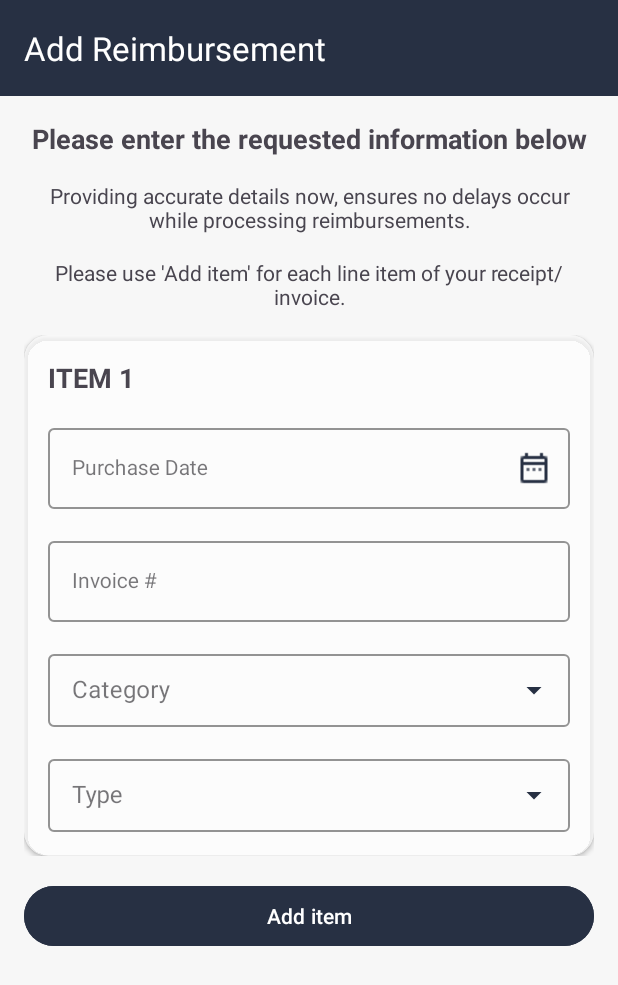
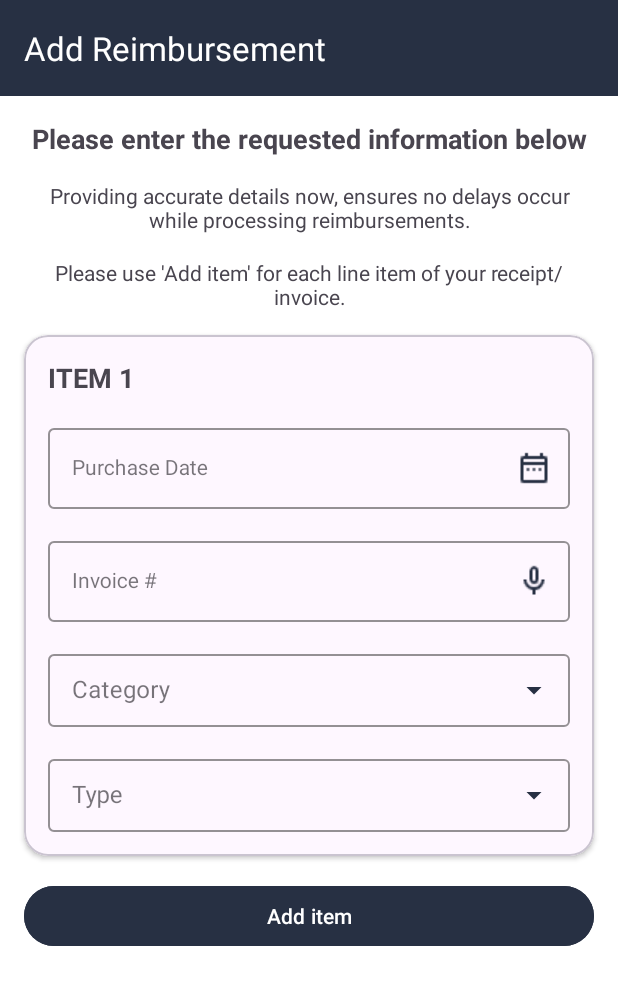
Before and after one commit to sanjamilunovic/master, an Android app: the fragment StepThreeFragment placed in its activity, on a phone screen of 412 x 824 dp. Shown: the top 985 px of the screen. Run offline under Robolectric (Android 15) with nearby library versions, the phone set to English and light mode, and no system bars; our stand-ins replace ButterKnife; libraries missing offline, so code that uses them is left out: com.stepstone.stepper; plain views replace StepperLayout; 2 statements that could not run were skipped.

Commit message:
Add speech to text feature

```diff
--- a/app/src/main/AndroidManifest.xml
+++ b/app/src/main/AndroidManifest.xml
@@ -4,6 +4,7 @@
     package="com.example.ema">
 
     <uses-permission android:name="android.permission.USE_BIOMETRIC" />
+    <uses-permission android:name="android.permission.RECORD_AUDIO" />
     <uses-feature android:name="android.hardware.camera" />
     <uses-permission android:name="android.permission.CAMERA"
         android:required="true"
--- a/app/src/main/java/com/example/ema/fragments/StepThreeFragment.java
+++ b/app/src/main/java/com/example/ema/fragments/StepThreeFragment.java
@@ -1,6 +1,13 @@
 package com.example.ema.fragments;
 
+import android.Manifest;
+import android.content.Intent;
+import android.content.pm.PackageManager;
+import android.os.Build;
 import android.os.Bundle;
+import android.speech.RecognitionListener;
+import android.speech.RecognizerIntent;
+import android.speech.SpeechRecognizer;
 import android.view.LayoutInflater;
 import android.view.View;
 import android.view.ViewGroup;
@@ -8,6 +15,8 @@ import android.widget.ArrayAdapter;
 
 import androidx.annotation.NonNull;
 import androidx.annotation.Nullable;
+import androidx.core.app.ActivityCompat;
+import androidx.core.content.ContextCompat;
 import androidx.fragment.app.Fragment;
 import com.example.ema.R;
 import com.google.android.material.datepicker.MaterialDatePicker;
@@ -17,14 +26,23 @@ import com.google.android.material.textfield.TextInputLayout;
 import com.stepstone.stepper.Step;
 import com.stepstone.stepper.VerificationError;
 
+import java.util.ArrayList;
+import java.util.Locale;
+
 import butterknife.BindView;
 import butterknife.ButterKnife;
 
 public class StepThreeFragment extends Fragment implements Step, View.OnClickListener{
+    public static final Integer RecordAudioRequestCode = 1;
+    private SpeechRecognizer speechRecognizer;
     @BindView(R.id.tilPurchaseDate)
     TextInputLayout tilPurchaseDate;
+    @BindView(R.id.tilInvoice)
+    TextInputLayout tilInvoice;
     @BindView(R.id.etPurchaseDate)
     TextInputEditText etPurchaseDate;
+    @BindView(R.id.etInvoice)
+    TextInputEditText etInvoice;
     @BindView(R.id.spinnerCategory)
     MaterialAutoCompleteTextView spinnerCategory;
 
@@ -33,10 +51,81 @@ public class StepThreeFragment extends Fragment implements Step, View.OnClickLis
         View v = inflater.inflate(R.layout.fragment_step_three, container, false);
         ButterKnife.bind(this,v);
 
+        if(ContextCompat.checkSelfPermission(getContext(), Manifest.permission.RECORD_AUDIO) != PackageManager.PERMISSION_GRANTED){
+            checkPermission();
+        }
+
+        speechRecognizer =  SpeechRecognizer.createSpeechRecognizer(getContext());
+
+        final Intent speechRecognizerIntent = new Intent(RecognizerIntent.ACTION_RECOGNIZE_SPEECH);
+        speechRecognizerIntent.putExtra(RecognizerIntent.EXTRA_LANGUAGE_MODEL,RecognizerIntent.LANGUAGE_MODEL_FREE_FORM);
+        speechRecognizerIntent.putExtra(RecognizerIntent.EXTRA_LANGUAGE, Locale.getDefault());
+
+        speechRecognizer.setRecognitionListener(new RecognitionListener() {
+            @Override
+            public void onReadyForSpeech(Bundle bundle) {
+
+            }
+
+            @Override
+            public void onBeginningOfSpeech() {
+                etInvoice.setText("");
+                etInvoice.setHint("Listening...");
+            }
+
+            @Override
+            public void onRmsChanged(float v) {
+
+            }
+
+            @Override
+            public void onBufferReceived(byte[] bytes) {
+
+            }
+
+            @Override
+            public void onEndOfSpeech() {
+
+            }
+
+            @Override
+            public void onError(int i) {
+
+            }
+
+            @Override
+            public void onResults(Bundle bundle) {
+                ArrayList<String> data = bundle.getStringArrayList(SpeechRecognizer.RESULTS_RECOGNITION);
+                etInvoice.setText(data.get(0));
+            }
+
+            @Override
+            public void onPartialResults(Bundle bundle) {
+
+            }
+
+            @Override
+            public void onEvent(int i, Bundle bundle) {
+
+            }
+        });
+
+        tilInvoice.setEndIconOnClickListener(new View.OnClickListener() {
+            @Override
+            public void onClick(View v) {
+                speechRecognizer.startListening(speechRecognizerIntent);
+            }
+        });
+
+
+
+
         ArrayAdapter<CharSequence> adapter = ArrayAdapter.createFromResource(getContext(), R.array.categories, android.R.layout.simple_spinner_dropdown_item);
         adapter.setDropDownViewResource(R.layout.drop_down_item);
 
         spinnerCategory.setAdapter(adapter);
+
+
 
         tilPurchaseDate.setEndIconOnClickListener(new View.OnClickListener() {
             @Override
@@ -47,6 +136,12 @@ public class StepThreeFragment extends Fragment implements Step, View.OnClickLis
 
 
         return v;
+    }
+
+    private void checkPermission() {
+        if (Build.VERSION.SDK_INT >= Build.VERSION_CODES.M) {
+            ActivityCompat.requestPermissions(getActivity(),new String[]{Manifest.permission.RECORD_AUDIO},RecordAudioRequestCode);
+        }
     }
 
     private void showDatePicker() {
--- a/app/src/main/res/layout/fragment_step_three.xml
+++ b/app/src/main/res/layout/fragment_step_three.xml
@@ -41,15 +41,16 @@
         android:text="Please use 'Add item' for each line item of your receipt/invoice."/>
 
 
-    <RelativeLayout
-        android:layout_width="match_parent"
-        android:layout_height="wrap_content"
-        android:padding="16dp">
+
 
     <com.google.android.material.card.MaterialCardView
         android:id="@+id/cardView"
         android:layout_width="match_parent"
         android:layout_height="wrap_content"
+        android:layout_marginStart="16dp"
+        android:layout_marginEnd="16dp"
+        android:layout_marginTop="16dp"
+        android:layout_marginBottom="16dp"
         app:cardCornerRadius="16dp"
         app:cardElevation="2dp">
 
@@ -83,7 +84,8 @@
                     style="@style/TextInputLayoutStyle"
                     android:layout_width="match_parent"
                     android:layout_height="wrap_content"
-                    app:endIconTint="@color/primaryBlue" />
+                    app:endIconTint="@color/primaryBlue"
+                    android:focusableInTouchMode="false"/>
 
 
             </com.google.android.material.textfield.TextInputLayout>
@@ -94,6 +96,8 @@
                 android:layout_height="wrap_content"
                 android:layout_marginTop="16dp"
                 style="@style/TextInputLayoutStyle"
+                app:endIconMode="custom"
+                app:endIconDrawable="@drawable/ic_mic"
                 android:hint="Invoice #">
 
                 <com.google.android.material.textfield.TextInputEditText
@@ -101,7 +105,9 @@
                     style="@style/TextInputLayoutStyle"
                     android:layout_width="match_parent"
                     android:layout_height="wrap_content" />
+
             </com.google.android.material.textfield.TextInputLayout>
+
 
             <com.google.android.material.textfield.TextInputLayout
                 android:layout_width="match_parent"
@@ -169,7 +175,6 @@
 
         </LinearLayout>
     </com.google.android.material.card.MaterialCardView>
-    </RelativeLayout>
 
     <Button
         android:id="@+id/buttonAddItem"
--- a/app/src/main/res/values/styles.xml
+++ b/app/src/main/res/values/styles.xml
@@ -6,16 +6,14 @@
 
     <style name="AppTheme.Base" parent="Theme.Material3.Light.NoActionBar">
         <item name="colorPrimary">@color/white</item>
-        <item name="android:colorBackground">@color/grey</item>
+        <item name="android:colorBackground">@color/white</item>
         <item name="android:textColorHint">@color/primaryBlue</item>
         <item name="colorAccent">@color/white</item>
-        <item name="materialCardViewStyle">@style/MaterialCardViewStyle</item>
+
 
     </style>
 
-    <style name="MaterialCardViewStyle" parent="Widget.MaterialComponents.CardView">
-        <item name="cardBackgroundColor">@color/colorTitleTransparent</item>
-    </style>
+
 
     <style name="TextInputLayoutStyle" parent="Widget.MaterialComponents.TextInputLayout.OutlinedBox">
         <item name="boxStrokeColor">@color/primaryBlue</item>
```
Also changed, not shown: app/src/main/res/drawable/ic_mic.png (added).
